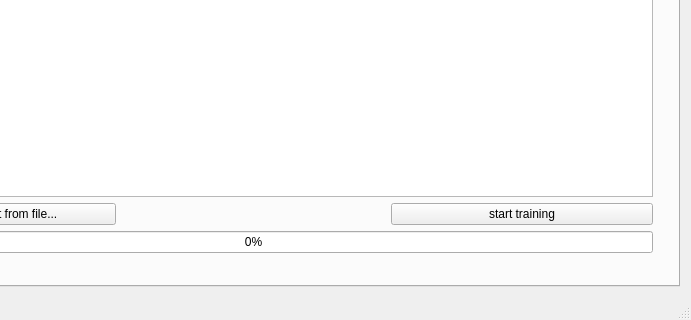
This is App/calib_tools/calib_tool/calibtool.ui in ferot/dms as Qt 5 draws it before an edit; both pictures show x 180 to 871 and y 460 to 780 of the 871 by 780 pixel window. The edited form follows.
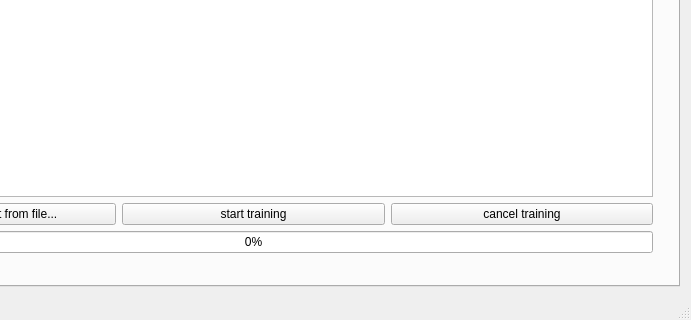
This is the edited form.

What changed in the file:
```diff
--- a/App/calib_tools/calib_tool/calibtool.ui
+++ b/App/calib_tools/calib_tool/calibtool.ui
@@ -391,6 +391,9 @@
            </property>
           </widget>
          </item>
+         <item row="6" column="2">
+          <widget class="QSpinBox" name="step_spinBox_7"/>
+         </item>
          <item row="2" column="1">
           <widget class="QSpinBox" name="spinBox_numneur_min">
            <property name="minimum">
@@ -404,9 +407,6 @@
            </property>
           </widget>
          </item>
-         <item row="6" column="2">
-          <widget class="QSpinBox" name="step_spinBox_7"/>
-         </item>
          <item row="1" column="1">
           <widget class="QSpinBox" name="spinBox_numlay_min">
            <property name="minimum">
@@ -431,6 +431,13 @@
            </property>
           </widget>
          </item>
+         <item row="14" column="0" colspan="3">
+          <widget class="QProgressBar" name="progressBar">
+           <property name="value">
+            <number>0</number>
+           </property>
+          </widget>
+         </item>
          <item row="4" column="2">
           <widget class="QDoubleSpinBox" name="doubleSpinBox_funoutpsteep_max">
            <property name="decimals">
@@ -451,20 +458,6 @@
            </property>
           </widget>
          </item>
-         <item row="14" column="0" colspan="3">
-          <widget class="QProgressBar" name="progressBar">
-           <property name="value">
-            <number>0</number>
-           </property>
-          </widget>
-         </item>
-         <item row="13" column="2">
-          <widget class="QPushButton" name="button_start_training">
-           <property name="text">
-            <string>start training</string>
-           </property>
-          </widget>
-         </item>
          <item row="13" column="0">
           <widget class="QPushButton" name="loadFromFileButton">
            <property name="text">
@@ -610,6 +603,20 @@
            </property>
           </widget>
          </item>
+         <item row="13" column="1">
+          <widget class="QPushButton" name="button_start_training">
+           <property name="text">
+            <string>start training</string>
+           </property>
+          </widget>
+         </item>
+         <item row="13" column="2">
+          <widget class="QPushButton" name="button_cancel_training">
+           <property name="text">
+            <string>cancel training</string>
+           </property>
+          </widget>
+         </item>
         </layout>
        </widget>
       </widget>
```
